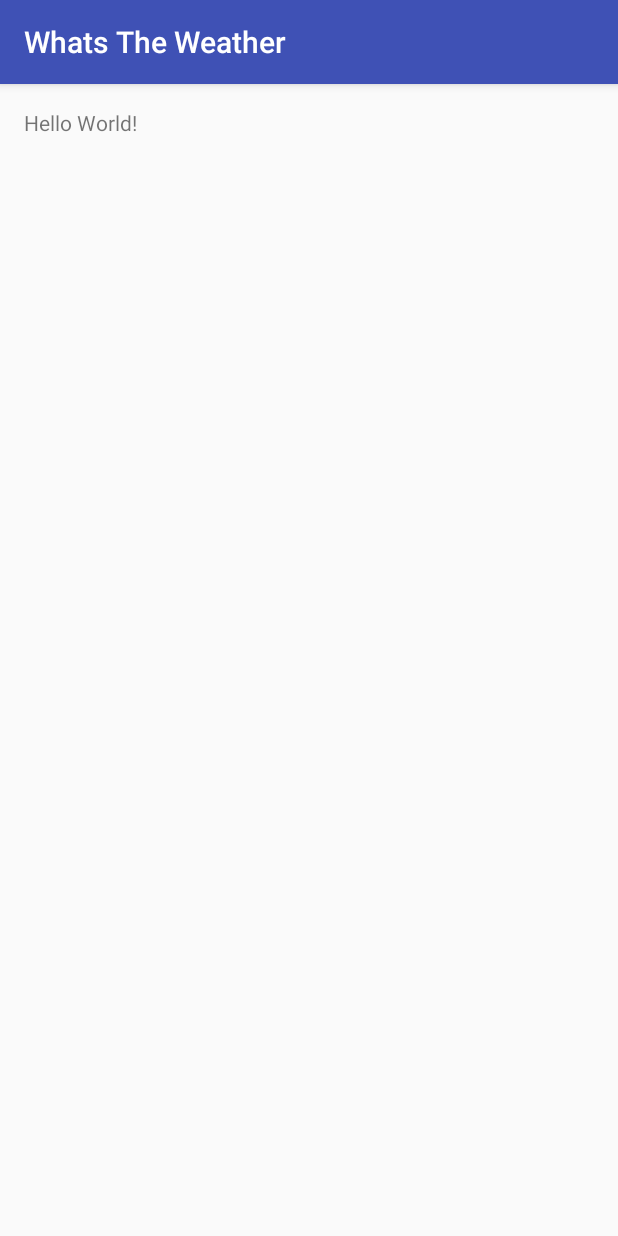
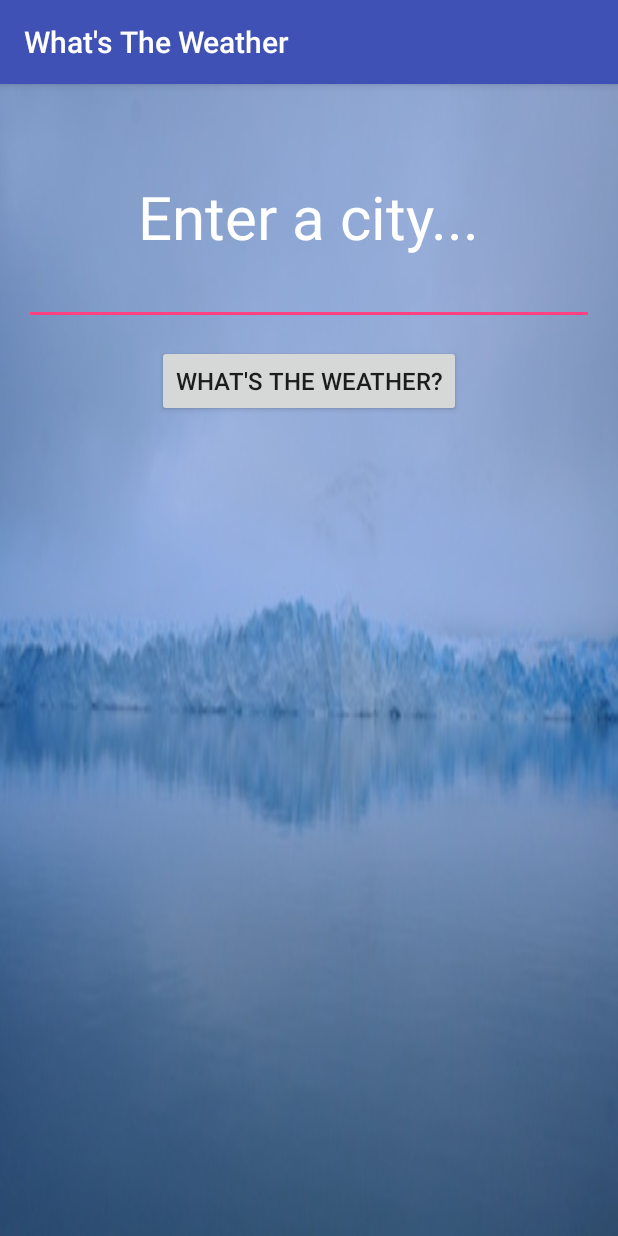
Before and after one commit to garfieldchou/WhatsTheWeather, an Android app: the screen it shows after launch (MainActivity), on a phone screen of 412 x 824 dp. Run offline under Robolectric (Android 15) with nearby library versions, the phone set to English and light mode, and no system bars.

Commit message:
Setup layout

```diff
--- a/app/src/main/res/layout/activity_main.xml
+++ b/app/src/main/res/layout/activity_main.xml
@@ -8,10 +8,47 @@
     android:paddingLeft="@dimen/activity_horizontal_margin"
     android:paddingRight="@dimen/activity_horizontal_margin"
     android:paddingTop="@dimen/activity_vertical_margin"
-    tools:context="com.garfield_chou.whatstheweather.MainActivity">
+    tools:context="com.garfield_chou.whatstheweather.MainActivity"
+    android:background="@drawable/background">
 
     <TextView
+        android:text="Enter a city..."
         android:layout_width="wrap_content"
         android:layout_height="wrap_content"
-        android:text="Hello World!" />
+        android:layout_alignParentTop="true"
+        android:layout_centerHorizontal="true"
+        android:layout_marginTop="45dp"
+        android:id="@+id/textView"
+        android:textColor="#ffffff"
+        android:textSize="40sp" />
+
+    <EditText
+        android:layout_width="match_parent"
+        android:layout_height="wrap_content"
+        android:inputType="textPersonName"
+        android:ems="10"
+        android:layout_below="@+id/textView"
+        android:layout_centerHorizontal="true"
+        android:id="@+id/cityEditText" />
+
+    <Button
+        android:text="What's the weather?"
+        android:layout_width="wrap_content"
+        android:layout_height="wrap_content"
+        android:id="@+id/button"
+        android:textSize="16sp"
+        android:layout_marginTop="13dp"
+        android:layout_below="@+id/cityEditText"
+        android:layout_centerHorizontal="true"
+        android:onClick="queryWeather" />
+
+    <TextView
+        android:layout_width="match_parent"
+        android:layout_height="wrap_content"
+        android:layout_marginTop="72dp"
+        android:id="@+id/weatherInfoTextView"
+        android:textColor="#ffffff"
+        android:textSize="30sp"
+        android:layout_below="@+id/button" />
+
 </RelativeLayout>
--- a/app/src/main/res/values/strings.xml
+++ b/app/src/main/res/values/strings.xml
@@ -1,3 +1,3 @@
 <resources>
-    <string name="app_name">Whats The Weather</string>
+    <string name="app_name">What\'s The Weather</string>
 </resources>
```
Also changed, not shown: app/src/main/res/drawable/background.jpeg (added).
